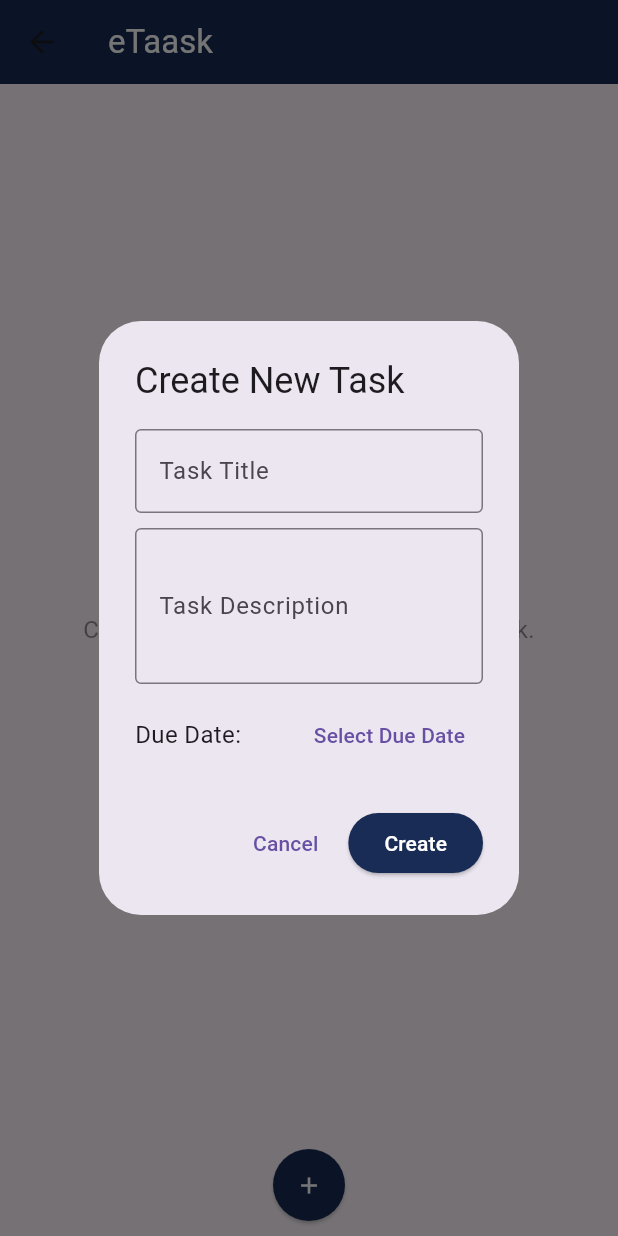
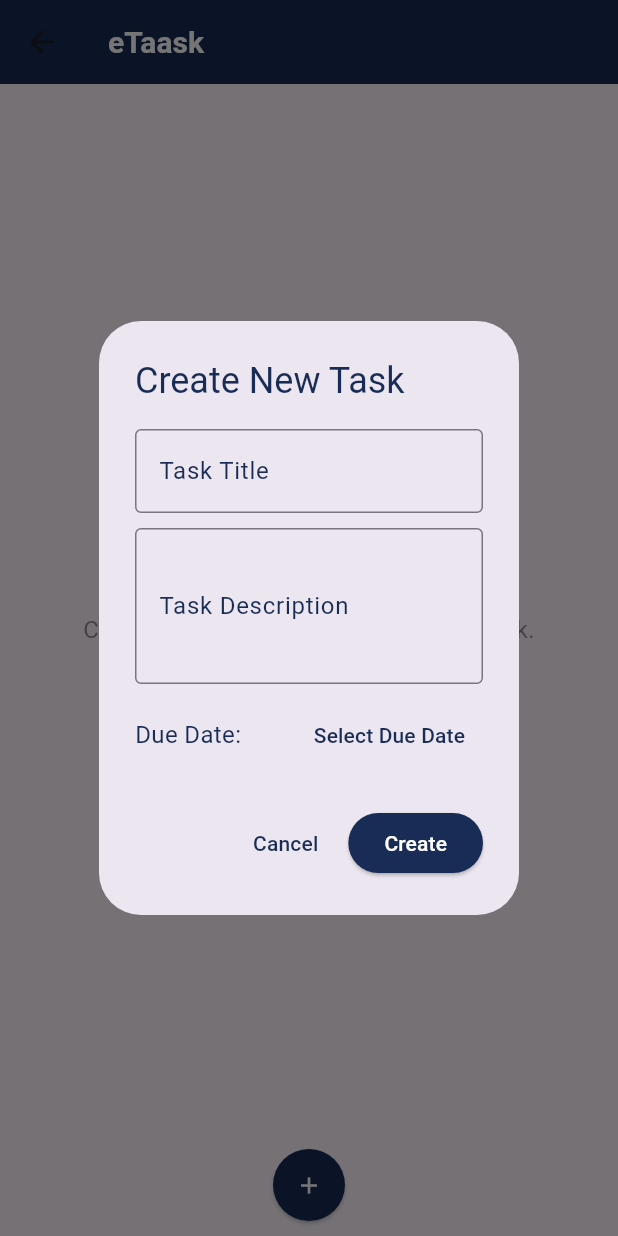
Before and after one commit to MohamedShafraz/Etaask, a Flutter app: the HomeScreen screen opened by its route, after a tap on the "add" icon, on a phone screen of 412 x 824 dp. Run offline on Flutter 3.47's test engine with Material 3 defaults, Android fonts, the phone set to English and light mode, and no system bars; our stand-ins replace flutter_riverpod, sqflite; accounts and stored records are empty.

Commit message:
Theme Color Changed

```diff
--- a/lib/views/widgets/create_task_dialog.dart
+++ b/lib/views/widgets/create_task_dialog.dart
@@ -44,7 +44,12 @@ class _CreateTaskDialogState extends State<CreateTaskDialog> {
   @override
   Widget build(BuildContext context) {
     return AlertDialog(
-      title: Text('Create New Task'),
+      title: Text(
+        'Create New Task',
+        style: TextStyle(
+          color: Color(0xff182c55),
+        ),
+      ),
       content: SingleChildScrollView(
         child: Form(
           key: _formKey,
@@ -55,6 +60,7 @@ class _CreateTaskDialogState extends State<CreateTaskDialog> {
                 controller: titleController,
                 decoration: InputDecoration(
                   labelText: 'Task Title',
+                  labelStyle: TextStyle(color: Color(0xff182c55)),
                   border: OutlineInputBorder(),
                 ),
                 validator: (value) {
@@ -69,6 +75,7 @@ class _CreateTaskDialogState extends State<CreateTaskDialog> {
                 controller: descriptionController,
                 decoration: InputDecoration(
                   labelText: 'Task Description',
+                  labelStyle: TextStyle(color: Color(0xff182c55)),
                   border: OutlineInputBorder(),
                 ),
                 maxLines: 3,
@@ -90,6 +97,7 @@ class _CreateTaskDialogState extends State<CreateTaskDialog> {
                               .split(' ')[0],
                       style: TextStyle(
                         fontSize: 16,
+                        color: Color(0xff182c55),
                       ),
                     ),
                   ),
@@ -97,9 +105,10 @@ class _CreateTaskDialogState extends State<CreateTaskDialog> {
                     onPressed: () => _selectDueDate(context),
                     child: _selectedDueDate == null
                         ? Text('Select Due Date')
-                        : Text('${_selectedDueDate!.toLocal()}'
-                            .split(' ')[0]
-                            .toString()),
+                        : Text('${_selectedDueDate!.toLocal()}'.split(' ')[0]),
+                    style: TextButton.styleFrom(
+                      primary: Color(0xff182c55),
+                    ),
                   ),
                 ],
               ),
@@ -120,11 +129,14 @@ class _CreateTaskDialogState extends State<CreateTaskDialog> {
           onPressed: () {
             Navigator.of(context).pop();
           },
-          child: Text('Cancel'),
+          child: Text(
+            'Cancel',
+            style: TextStyle(color: Color(0xff182c55)),
+          ),
         ),
         ElevatedButton(
-          style: ButtonStyle(
-            backgroundColor: MaterialStateProperty.all(Color(0xFF182c55)),
+          style: ElevatedButton.styleFrom(
+            primary: Color(0xFF182c55),
           ),
           onPressed: () async {
             if (_formKey.currentState!.validate()) {
```
Also changed, not shown: lib/app.dart (+8 -1 lines), lib/views/widgets/edit_task_dialog.dart (+27 -3 lines).
